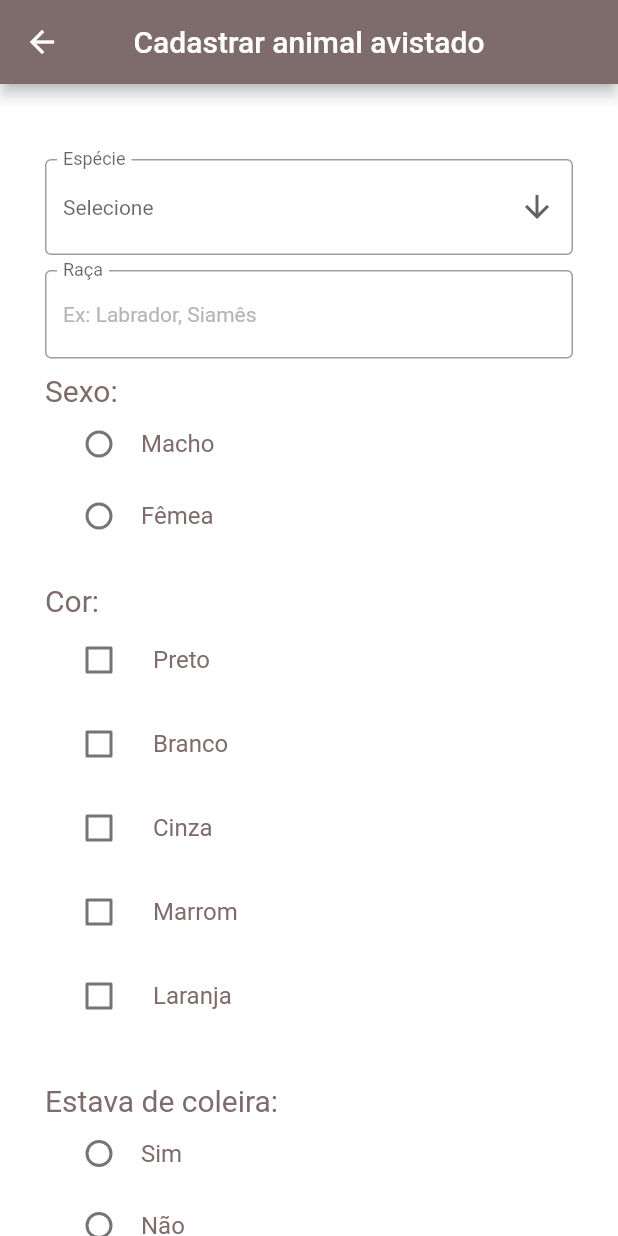
After one commit to reily-cleiane/buscapatas, a Flutter app: the CadastroPostAvistado screen opened directly, on a phone screen of 412 x 824 dp. The commit adds this screen. Run offline on Flutter 3.47's test engine with Material 2 defaults, Android fonts, the light colour scheme and no system bars; missing offline and left inert: flutter_session.

Commit message:
Criação das telas de cadastro do post para um animal avistado e visualização de um post do animal avistado

```diff
--- /dev/null
+++ b/lib/cadastros/cadastro-post-avistado.dart
@@ -0,0 +1,268 @@
+import 'package:flutter/material.dart';
+
+class CadastroPostAvistado extends StatefulWidget {
+  const CadastroPostAvistado({super.key, required this.title});
+
+  final String title;
+
+  @override
+  State<CadastroPostAvistado> createState() => _CadastroPostAvistadoState();
+}
+
+class _CadastroPostAvistadoState extends State<CadastroPostAvistado> {
+  TextEditingController racaController = TextEditingController();
+  TextEditingController especieController = TextEditingController();
+  TextEditingController sexoController = TextEditingController();
+  TextEditingController outrasinformacoesController = TextEditingController();
+  TextEditingController coleiraController = TextEditingController();
+  TextEditingController lartemporarioController = TextEditingController();
+
+  String? itemSexo;
+  String grupoSexo = "";
+  String grupoColeira = "";
+  String grupoLarTemporario = "";
+  String? especie;
+  bool corMarcada = false;
+
+  List<String> listaEspecies = <String>[
+    'Gato',
+    'Cachorro',
+    'Hamster',
+    'Cacatua'
+  ];
+
+  Map<String, bool> listaCores = {
+    'Preto': false,
+    'Branco': false,
+    'Cinza': false,
+    'Marrom': false,
+    'Laranja': false,
+  };
+
+  @override
+  Widget build(BuildContext context) {
+    return Scaffold(
+      backgroundColor: Colors.white,
+      appBar: AppBar(
+          title: const Text("Cadastrar animal avistado"),
+          centerTitle: true,
+          backgroundColor: Color.fromARGB(255, 126, 107, 107)),
+      body: SingleChildScrollView(
+        padding: EdgeInsets.fromLTRB(30.0, 50, 30.0, 10.0),
+        child: Column(
+          crossAxisAlignment: CrossAxisAlignment.start,
+          children: [
+            DropdownButtonFormField<String>(
+              hint: const Text("Selecione"),
+              value: especie,
+              icon: const Icon(Icons.arrow_downward),
+              elevation: 16,
+              decoration: InputDecoration(
+                labelText: "Espécie",
+                border: const OutlineInputBorder(),
+              ),
+              style: const TextStyle(color: Color.fromARGB(255, 126, 107, 107)),
+              onChanged: (String? value) {
+                // This is called when the user selects an item.
+                setState(() {
+                  especie = value!;
+                });
+              },
+              items:
+                  listaEspecies.map<DropdownMenuItem<String>>((String value) {
+                return DropdownMenuItem<String>(
+                  value: value,
+                  child: Text(value),
+                );
+              }).toList(),
+            ),
+            campoInput("Raça", racaController, TextInputType.name,
+                "Ex: Labrador, Siamês"),
+            Text("Sexo:",
+                style: TextStyle(
+                    color: Color.fromARGB(255, 126, 107, 107), fontSize: 20)),
+            RadioListTile(
+              visualDensity: const VisualDensity(horizontal: -4.0),
+              dense: true,
+              title: const Text("Macho",
+                  style: TextStyle(
+                      color: Color.fromARGB(255, 126, 107, 107), fontSize: 16)),
+              value: "macho",
+              groupValue: grupoSexo,
+              onChanged: (value) {
+                setState(() {
+                  grupoSexo = value.toString();
+                });
+              },
+            ),
+            RadioListTile(
+              visualDensity: const VisualDensity(horizontal: -4.0),
+              dense: true,
+              title: const Text("Fêmea",
+                  style: TextStyle(
+                      color: Color.fromARGB(255, 126, 107, 107), fontSize: 16)),
+              value: "femea",
+              groupValue: grupoSexo,
+              onChanged: (value) {
+                setState(() {
+                  grupoSexo = value.toString();
+                });
+              },
+            ),
+            const Padding(padding: EdgeInsets.fromLTRB(0, 20, 0, 1.0)),
+            Text("Cor:",
+                style: TextStyle(
+                    color: Color.fromARGB(255, 126, 107, 107), fontSize: 20)),
+            FractionallySizedBox(
+              widthFactor: 0.6,
+              child: ListView(
+                shrinkWrap: true,
+                children: listaCores.keys.map((String key) {
+                  return CheckboxListTile(
+                    controlAffinity: ListTileControlAffinity.leading,
+                    title: new Text(key,
+                        style: TextStyle(
+                            color: Color.fromARGB(255, 126, 107, 107),
+                            fontSize: 16)),
+                    value: listaCores[key],
+                    onChanged: (bool? value) {
+                      setState(() {
+                        listaCores[key] = value!;
+                      });
+                    },
+                  );
+                }).toList(),
+              ),
+            ),
+            const Padding(padding: EdgeInsets.fromLTRB(0, 20, 0, 10.0)),
+            Text("Estava de coleira:",
+                style: TextStyle(
+                    color: Color.fromARGB(255, 126, 107, 107), fontSize: 20)),
+            RadioListTile(
+              visualDensity: const VisualDensity(horizontal: -4.0),
+              dense: true,
+              title: const Text("Sim",
+                  style: TextStyle(
+                      color: Color.fromARGB(255, 126, 107, 107), fontSize: 16)),
+              value: "sim",
+              groupValue: grupoColeira,
+              onChanged: (value) {
+                setState(() {
+                  grupoColeira = value.toString();
+                });
+              },
+            ),
+            RadioListTile(
+              visualDensity: const VisualDensity(horizontal: -4.0),
+              dense: true,
+              title: const Text("Não",
+                  style: TextStyle(
+                      color: Color.fromARGB(255, 126, 107, 107), fontSize: 16)),
+              value: "nao",
+              groupValue: grupoColeira,
+              onChanged: (value) {
+                setState(() {
+                  grupoColeira = value.toString();
+                });
+              },
+            ),
+            Text("Deu lar temporário:",
+                style: TextStyle(
+                    color: Color.fromARGB(255, 126, 107, 107), fontSize: 20)),
+            RadioListTile(
+              visualDensity: const VisualDensity(horizontal: -4.0),
+              dense: true,
+              title: const Text("Sim",
+                  style: TextStyle(
+                      color: Color.fromARGB(255, 126, 107, 107), fontSize: 16)),
+              value: "sim",
+              groupValue: grupoLarTemporario,
+              onChanged: (value) {
+                setState(() {
+                  grupoLarTemporario = value.toString();
+                });
+              },
+            ),
+            RadioListTile(
+              visualDensity: const VisualDensity(horizontal: -4.0),
+              dense: true,
+              title: const Text("Não",
+                  style: TextStyle(
+                      color: Color.fromARGB(255, 126, 107, 107), fontSize: 16)),
+              value: "nao",
+              groupValue: grupoLarTemporario,
+              onChanged: (value) {
+                setState(() {
+                  grupoLarTemporario = value.toString();
+                });
+              },
+            ),
+            campoInputLongo(
+                "Outras informações",
+                outrasinformacoesController,
+                TextInputType.multiline,
+                "Outras características para ajudar na identificação do animal"),
+            const Padding(padding: EdgeInsets.fromLTRB(0, 20, 0, 10)),
+            SizedBox(
+                width: double.infinity,
+                height: 50,
+                child: ElevatedButton(
+                  style: const ButtonStyle(
+                    backgroundColor: MaterialStatePropertyAll<Color>(
+                        Color.fromARGB(255, 126, 107, 107)),
+                  ),
+                  onPressed: () {
+                    _cadastrarAnimal();
+                  },
+                  child: const Text(
+                    "Cadastrar",
+                    style: TextStyle(color: Colors.white, fontSize: 20.0),
+                  ),
+                )),
+            const Padding(padding: EdgeInsets.fromLTRB(0, 10, 0, 10)),
+          ],
+        ),
+      ),
+    );
+  }
+
+  void _cadastrarAnimal() {}
+
+  Widget campoInput(String label, TextEditingController controller,
+      TextInputType tipoCampo, String placeholder) {
+    return Padding(
+        padding: const EdgeInsets.fromLTRB(0, 10.0, 0, 10.0),
+        child: TextFormField(
+          keyboardType: tipoCampo,
+          decoration: InputDecoration(
+            labelText: label,
+            hintText: placeholder,
+            hintStyle: TextStyle(
+                fontSize: 14.0, color: Color.fromARGB(255, 187, 179, 179)),
+            border: const OutlineInputBorder(),
+            floatingLabelBehavior: FloatingLabelBehavior.always,
+          ),
+          controller: controller,
+        ));
+  }
+
+  Widget campoInputLongo(String label, TextEditingController controller,
+      TextInputType tipoCampo, String placeholder) {
+    return Padding(
+        padding: const EdgeInsets.fromLTRB(0, 10.0, 0, 10.0),
+        child: TextFormField(
+          keyboardType: tipoCampo,
+          decoration: InputDecoration(
+              labelText: label,
+              border: const OutlineInputBorder(),
+              hintText: placeholder,
+              hintStyle: TextStyle(
+                  fontSize: 14.0, color: Color.fromARGB(255, 187, 179, 179)),
+              floatingLabelBehavior: FloatingLabelBehavior.always,
+              floatingLabelStyle: const TextStyle(
+                  color: Color.fromARGB(255, 126, 107, 107), fontSize: 16)),
+          controller: controller,
+          maxLines: 4,
+        ));
+  }
+}
--- a/pubspec.yaml
+++ b/pubspec.yaml
@@ -66,6 +66,7 @@ flutter:
   assets:
     - imagens/Logo.png
     - imagens/entrar-com-google.png
+    - imagens/animal.jpg
   #   - images/a_dot_ham.jpeg
 
   # An image asset can refer to one or more resolution-specific "variants", see
```
Also changed, not shown: lib/cadastros/cadastro-post.dart (+30 -27 lines), lib/home.dart (+67 -17 lines), lib/visualizacoes/info-post-avistado.dart (added, +117 -0 lines), flutter_01.png (added), imagens/animal.jpg (added), pubspec.lock.
